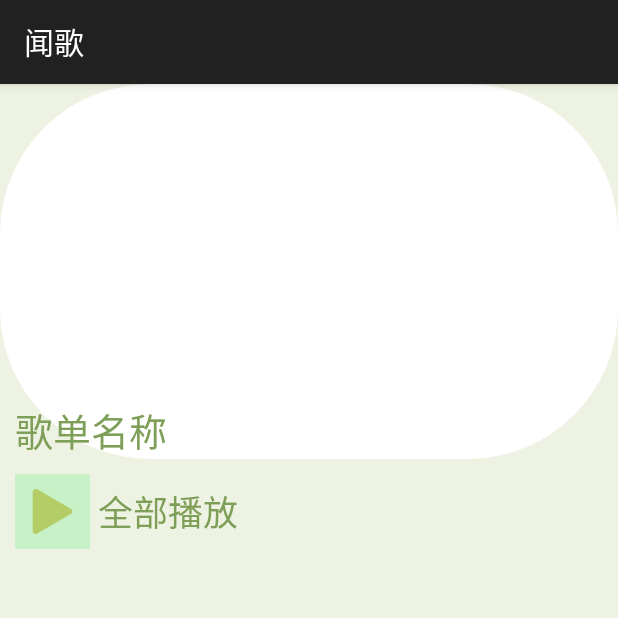
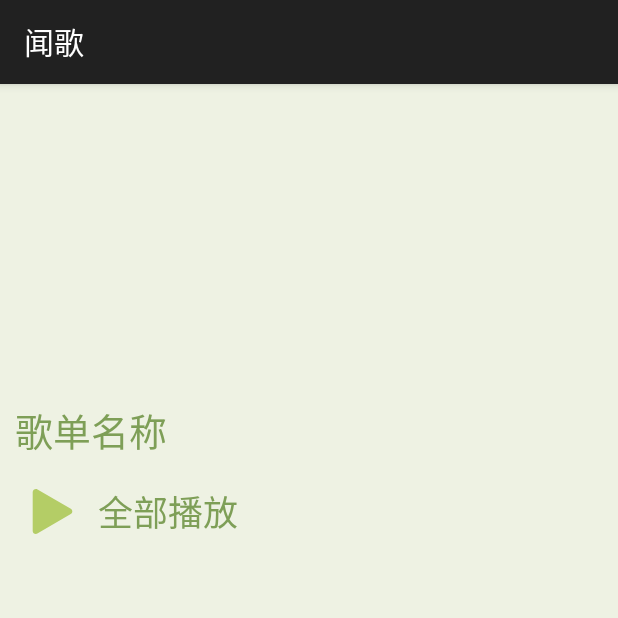
Before and after one commit to Programmer-Gu/MusicPlayer, an Android app: the SongListActivity screen opened directly, with no data from a screen before it, on a phone screen of 412 x 824 dp, the top half of it. Run offline under Robolectric (Android 15) with nearby library versions, the phone set to English and light mode, and no system bars; 1 statement that could not run was skipped.

Commit message:
歌单封面可以修改

```diff
--- a/app/src/main/java/com/example/musicplayer/MenuFragment/PersonalFragment.java
+++ b/app/src/main/java/com/example/musicplayer/MenuFragment/PersonalFragment.java
@@ -231,7 +231,7 @@ public class PersonalFragment extends Fragment implements View.OnClickListener {
                         dialog.dismiss();
                         return;
                     }
-                    // 执行设置头像的操作，例如更新数据模型或调用网络请求
+                    // 执行设置头像的操作，更新数据模型
                     iv_head.setImageResource(avatarResId);
 
                     dbHelper.updateHeadPicturePathById(user_id, avatarResId);
--- a/app/src/main/res/layout/fragment_list_song.xml
+++ b/app/src/main/res/layout/fragment_list_song.xml
@@ -13,7 +13,7 @@
             android:id="@+id/song_list_background"
             android:layout_width="match_parent"
             android:layout_height="250dp"
-            android:background="@drawable/btn_missing">
+            android:background="@color/transparent">
 
             <TextView
                 android:id="@+id/song_list_name"
@@ -41,7 +41,7 @@
                 android:layout_marginLeft="10dp"
                 android:scaleType="fitCenter"
                 android:src="@drawable/ic_play"
-                android:background="#C8F1C8"/>
+                android:background="@color/transparent"/>
 
             <TextView
                 android:layout_width="wrap_content"
--- a/app/src/main/res/layout/item_song.xml
+++ b/app/src/main/res/layout/item_song.xml
@@ -3,7 +3,8 @@
     android:layout_width="match_parent"
     android:layout_height="wrap_content"
     android:orientation="horizontal"
-    android:padding="16dp">
+    android:padding="16dp"
+    android:background="@color/background">
 
     <ImageView
         android:id="@+id/image_cover"
@@ -21,7 +22,8 @@
         android:layout_toEndOf="@+id/image_cover"
         android:gravity="center"
         android:text="我喜欢"
-        android:textColor="@color/black"
+
+        android:textColor="@color/font"
         android:textSize="25dp" />
 
 </RelativeLayout>
```
Also changed, not shown: app/src/main/java/com/example/musicplayer/MenuFragment/CategoryFragment.java (+9 -6 lines).
